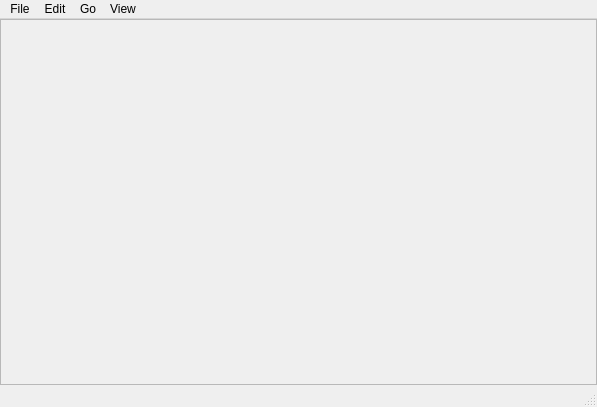
Above: mainwindow.ui from Kolcha/SeeX before the change. Below: the same form after it.
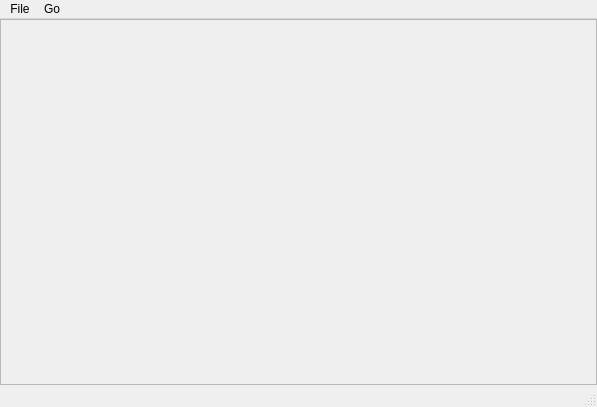
That is the form after the change.

Commit message: dropped unused menu items

```diff
--- a/mainwindow.ui
+++ b/mainwindow.ui
@@ -84,14 +84,6 @@
      <string>File</string>
     </property>
     <addaction name="actionOpen"/>
-    <addaction name="actionSave"/>
-   </widget>
-   <widget class="QMenu" name="menuEdit">
-    <property name="title">
-     <string>Edit</string>
-    </property>
-    <addaction name="actionCopy"/>
-    <addaction name="actionPaste"/>
    </widget>
    <widget class="QMenu" name="menuGo">
     <property name="title">
@@ -105,18 +97,8 @@
     <addaction name="actionNextFrame"/>
     <addaction name="actionPreviousFrame"/>
    </widget>
-   <widget class="QMenu" name="menuView">
-    <property name="title">
-     <string>View</string>
-    </property>
-    <addaction name="actionZoomIn"/>
-    <addaction name="actionZoomOut"/>
-    <addaction name="actionNormalSize"/>
-   </widget>
    <addaction name="menuFile"/>
-   <addaction name="menuEdit"/>
    <addaction name="menuGo"/>
-   <addaction name="menuView"/>
   </widget>
   <widget class="QStatusBar" name="statusBar"/>
   <action name="actionOpen">
```
Left out of the diff: 8 changed lines with no effect on the pictures. The commit also changes 3 other files.
